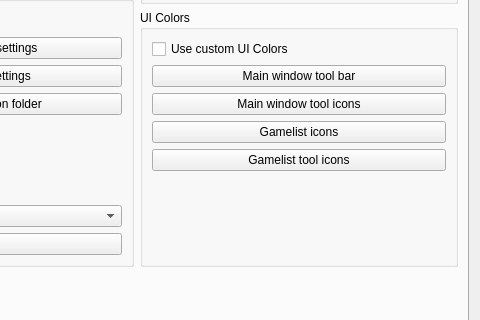
RPCS3/rpcs3, file rpcs3/rpcs3qt/settings_dialog.ui: the form before one commit; both pictures show x 531 to 1011 and y 133 to 453 of the 1011 by 775 pixel window.
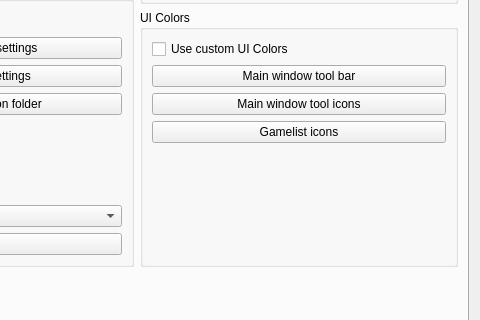
The form after the commit. Icons and pictures are not drawn.

Commit message: Qt: remove gamelist toolbar

What changed in the file:
```diff
--- a/rpcs3/rpcs3qt/settings_dialog.ui
+++ b/rpcs3/rpcs3qt/settings_dialog.ui
@@ -1508,13 +1508,6 @@
                 </property>
                </widget>
               </item>
-              <item>
-               <widget class="QPushButton" name="pb_gl_tool_icon_color">
-                <property name="text">
-                 <string>Gamelist tool icons</string>
-                </property>
-               </widget>
-              </item>
               <item>
                <spacer name="verticalSpacer_5">
                 <property name="orientation">
```
The commit also changes 29 other files.
